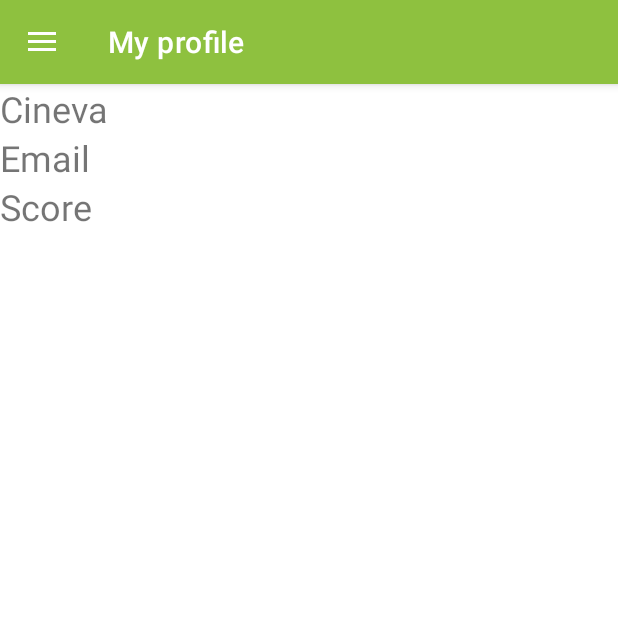
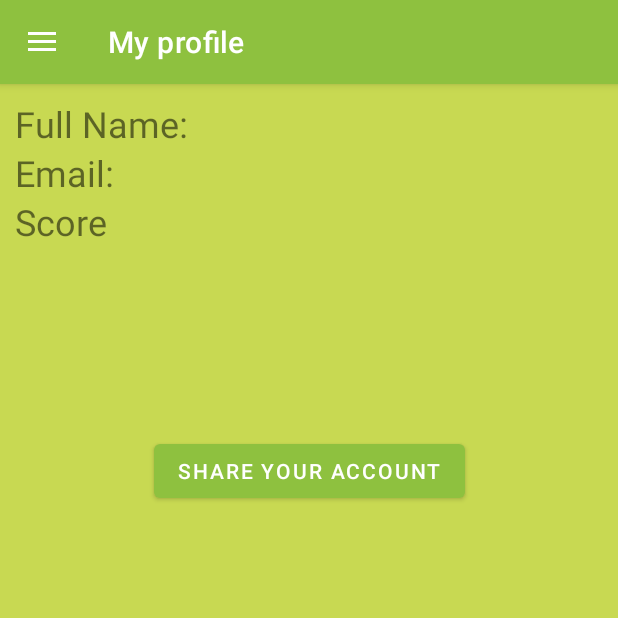
Before and after one commit to pizzandreea/EcoSurvey-Mobile-app, an Android app: the MainActivity screen opened directly, with no data from a screen before it, in the side drawer, after a tap on "My profile", on a phone screen of 412 x 824 dp, the top half of it. Run offline under Robolectric (Android 15) with nearby library versions, the phone set to English and light mode, and no system bars; our stand-ins replace Firebase (no records; nobody signed in at launch, a user with empty details on screens opened directly); 3 statements that could not run were skipped.

Commit message:
Starting share

```diff
--- a/app/src/main/java/com/example/surveyapp/LeaderboardFragment.kt
+++ b/app/src/main/java/com/example/surveyapp/LeaderboardFragment.kt
@@ -1,6 +1,8 @@
 package com.example.surveyapp
 
+import android.content.ContentValues
 import android.os.Bundle
+import android.util.Log
 import androidx.fragment.app.Fragment
 import android.view.LayoutInflater
 import android.view.View
@@ -11,6 +13,10 @@ import androidx.recyclerview.widget.LinearLayoutManager
 import androidx.recyclerview.widget.RecyclerView
 import com.example.surveyapp.Classes.UserAdapter
 import com.example.surveyapp.Classes.UserData
+import com.google.firebase.database.DataSnapshot
+import com.google.firebase.database.DatabaseError
+import com.google.firebase.database.FirebaseDatabase
+import com.google.firebase.database.ValueEventListener
 import java.util.*
 import kotlin.collections.ArrayList
 
@@ -24,6 +30,7 @@ class LeaderboardFragment : Fragment() {
     lateinit var imageId : Array<Int>
     lateinit var name : Array<String>
     lateinit var score : Array<Int>
+    private var database: FirebaseDatabase? = null
 
     override fun onCreate(savedInstanceState: Bundle?) {
         super.onCreate(savedInstanceState)
@@ -44,7 +51,26 @@ class LeaderboardFragment : Fragment() {
 
     override fun onViewCreated(view: View, savedInstanceState: Bundle?) {
         super.onViewCreated(view, savedInstanceState)
-        addDataTpList()
+//        addDataTpList()
+        mList = arrayListOf<UserData>()
+        try {
+            database = FirebaseDatabase.getInstance("https://surveyapp-837e7-default-rtdb.europe-west1.firebasedatabase.app/")
+        }
+        catch (e: Exception) {
+            Log.e(ContentValues.TAG, "onCreate: ", e)
+        }
+        val myRef = database?.reference?.child("users")
+        val valueEventListener = object : ValueEventListener {
+            override fun onDataChange(snapshot: DataSnapshot) {
+                for (ds in snapshot.children) {
+                    Log.d("TAGfullnameleaderboard", ds.child("fullName").value.toString())
+                    val name = ds.child("fullName").value.toString()
+                    val score = ds.child("score").value.toString().toInt()
+                    val imageId = R.drawable.profile1
+                    mList.add(UserData(name, imageId, score))
+                    Log.d("TAGmList", mList.toString())
+                }
+                mList.sortByDescending { it.score }
                 val layoutManager = LinearLayoutManager(context)
 
                 recyclerView = view.findViewById(R.id.recycleViewLeaderboard)
@@ -69,6 +95,16 @@ class LeaderboardFragment : Fragment() {
 
 
                 })
+            }
+
+            override fun onCancelled(error: DatabaseError) {
+                Log.e(ContentValues.TAG, "onCancelled: ", error.toException())
+            }
+        }
+        myRef?.addListenerForSingleValueEvent(valueEventListener)
+
+
+
 
 
     }
--- a/app/src/main/java/com/example/surveyapp/MainActivity.kt
+++ b/app/src/main/java/com/example/surveyapp/MainActivity.kt
@@ -61,8 +61,12 @@ class MainActivity : AppCompatActivity() {
         drawerLayout = findViewById(R.id.drawerLayout)
 
         var navView : NavigationView = findViewById(R.id.nav_view)
+        var bundle = Bundle()
 
-        database?.reference?.child("users")?.addListenerForSingleValueEvent(object : ValueEventListener {
+        Log.d("userPhone", userPhone)
+
+        val myRef = database?.reference?.child("users")
+            val valueEventListener = object : ValueEventListener {
             override fun onDataChange(snapshot: DataSnapshot) {
                 if(snapshot.hasChild(userPhone)){
                     fullName = snapshot.child(userPhone).child("fullName").value.toString()
@@ -73,6 +77,12 @@ class MainActivity : AppCompatActivity() {
                     val userFullName = headerView.findViewById(R.id.userName) as TextView
                     val userEmail = headerView.findViewById(R.id.userEmail) as TextView
 
+                    bundle = Bundle()
+                    bundle.putString("fullName", fullName)
+                    bundle.putString("email", email)
+                    bundle.putString("score", score)
+
+
                     userFullName.setText(fullName)
                     userEmail.setText(email)
                 }
@@ -82,7 +92,9 @@ class MainActivity : AppCompatActivity() {
             override fun onCancelled(error: DatabaseError) {
                 Log.e(ContentValues.TAG, "onCancelled: ", error.toException())
             }
-        })
+        }
+
+        myRef?.addValueEventListener(valueEventListener)
 
         replaceFragment(HomeFragment(), "Home")
 
@@ -114,7 +126,11 @@ class MainActivity : AppCompatActivity() {
                     true
                 }
                 R.id.navProfile-> {
-                    replaceFragment(ProfileFragment(), it.title.toString())
+                    // i want to send the user data to the profile fragment
+                    val fragment = ProfileFragment()
+                    fragment.arguments = bundle
+
+                    replaceFragment(fragment, it.title.toString())
                     true
                 }
                 R.id.navLogout-> {
--- a/app/src/main/java/com/example/surveyapp/ProfileFragment.kt
+++ b/app/src/main/java/com/example/surveyapp/ProfileFragment.kt
@@ -1,12 +1,16 @@
 package com.example.surveyapp
 
+import android.content.Intent
 import android.os.Bundle
 import androidx.fragment.app.Fragment
 import android.view.LayoutInflater
 import android.view.View
 import android.view.ViewGroup
+import android.widget.Button
+import android.widget.TextView
 
 class ProfileFragment : Fragment() {
+    private lateinit var shareButton: Button
 
     override fun onCreate(savedInstanceState: Bundle?) {
         super.onCreate(savedInstanceState)
@@ -18,7 +22,36 @@ class ProfileFragment : Fragment() {
         savedInstanceState: Bundle?
     ): View? {
         // Inflate the layout for this fragment
-        return inflater.inflate(R.layout.fragment_profile, container, false)
+        val view =  inflater.inflate(R.layout.fragment_profile, container, false)
+
+        val bundle = arguments
+        val fullName = bundle!!.getString("fullName")
+        val email = bundle.getString("email")
+        val score = bundle.getString("score")
+
+
+        val fullNameText: TextView = view.findViewById(R.id.fullName)
+        val emailText: TextView = view.findViewById(R.id.email)
+        val scoreText: TextView = view.findViewById(R.id.score)
+
+        fullNameText.text = fullName
+        emailText.text = email
+        scoreText.text = score
+
+//        val shareButton :Button = view.findViewById<Button>(R.id.shareButton)
+//        shareButton.setOnClickListener {
+//            val sendIntent: Intent = Intent().apply {
+//                action = Intent.ACTION_SEND
+//                putExtra(Intent.EXTRA_TEXT, "I have scored $score points in the Survey App!")
+//                type = "text/plain"
+//            }
+//
+//            val shareIntent = Intent.createChooser(sendIntent, null)
+//            startActivity(shareIntent)
+//        }
+
+
+        return view
     }
 
 }
--- a/app/src/main/res/layout/fragment_profile.xml
+++ b/app/src/main/res/layout/fragment_profile.xml
@@ -9,16 +9,37 @@
     <androidx.constraintlayout.widget.ConstraintLayout
         android:layout_width="match_parent"
         android:layout_height="match_parent"
+        android:background="@color/light_green"
+        android:padding="10dp"
         >
+
+        <TextView
+            android:id="@+id/tfullName"
+            android:layout_width="wrap_content"
+            android:layout_height="wrap_content"
+            android:text="Full Name:"
+            android:textSize="24sp"
+
+            app:layout_constraintStart_toStartOf="parent"
+            app:layout_constraintTop_toTopOf="parent" />
 
         <TextView
             android:id="@+id/fullName"
             android:layout_width="wrap_content"
             android:layout_height="wrap_content"
+            android:text="Cineva"
             android:textSize="24sp"
-            android:text="Cineva"
+            android:layout_marginStart="10dp"
+            app:layout_constraintStart_toEndOf="@+id/tfullName"
+            app:layout_constraintTop_toTopOf="parent" />
+        <TextView
+            android:id="@+id/temail"
+            android:layout_width="wrap_content"
+            android:layout_height="wrap_content"
+            android:text="Email:"
+            android:textSize="24sp"
             app:layout_constraintStart_toStartOf="parent"
-            app:layout_constraintTop_toTopOf="parent" />
+            app:layout_constraintTop_toBottomOf="@+id/tfullName" />
 
         <TextView
             android:id="@+id/email"
@@ -26,10 +47,11 @@
             android:layout_height="wrap_content"
             android:text="Email"
             android:textSize="24sp"
-            app:layout_constraintStart_toStartOf="parent"
+            android:layout_marginStart="10dp"
+            app:layout_constraintStart_toEndOf="@+id/temail"
             app:layout_constraintTop_toBottomOf="@+id/fullName" />
         <TextView
-            android:id="@+id/score"
+            android:id="@+id/tscore"
             android:layout_width="wrap_content"
             android:layout_height="wrap_content"
             android:text="Score"
@@ -37,6 +59,26 @@
             app:layout_constraintStart_toStartOf="parent"
             app:layout_constraintTop_toBottomOf="@+id/email" />
 
+        <TextView
+            android:id="@+id/score"
+            android:layout_width="wrap_content"
+            android:layout_height="wrap_content"
+            android:text="Score"
+            android:textSize="24sp"
+            android:layout_marginStart="10dp"
+            app:layout_constraintStart_toEndOf="@+id/tscore"
+            app:layout_constraintTop_toBottomOf="@+id/email" />
+
+        <Button
+            android:id="@+id/shareButton"
+            android:layout_width="wrap_content"
+            android:layout_height="wrap_content"
+            android:layout_marginBottom="476dp"
+            android:text="Share your account"
+            app:layout_constraintBottom_toBottomOf="parent"
+            app:layout_constraintEnd_toEndOf="parent"
+            app:layout_constraintStart_toStartOf="parent" />
+
     </androidx.constraintlayout.widget.ConstraintLayout>
 
 </FrameLayout>
```
Lines whose indentation alone changed are shown as unchanged.
